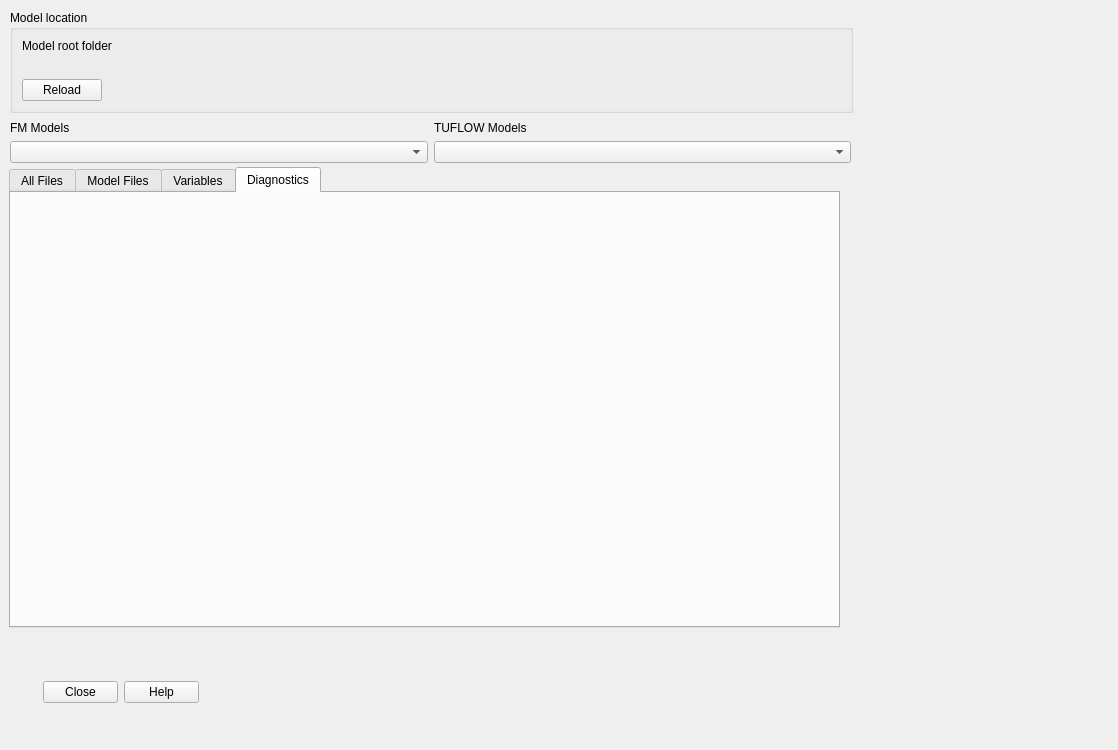
Old version of the form mod_check/forms/ui_modelvarsfiles_check_dialog.ui in the repository duncan-r/ModCheck.
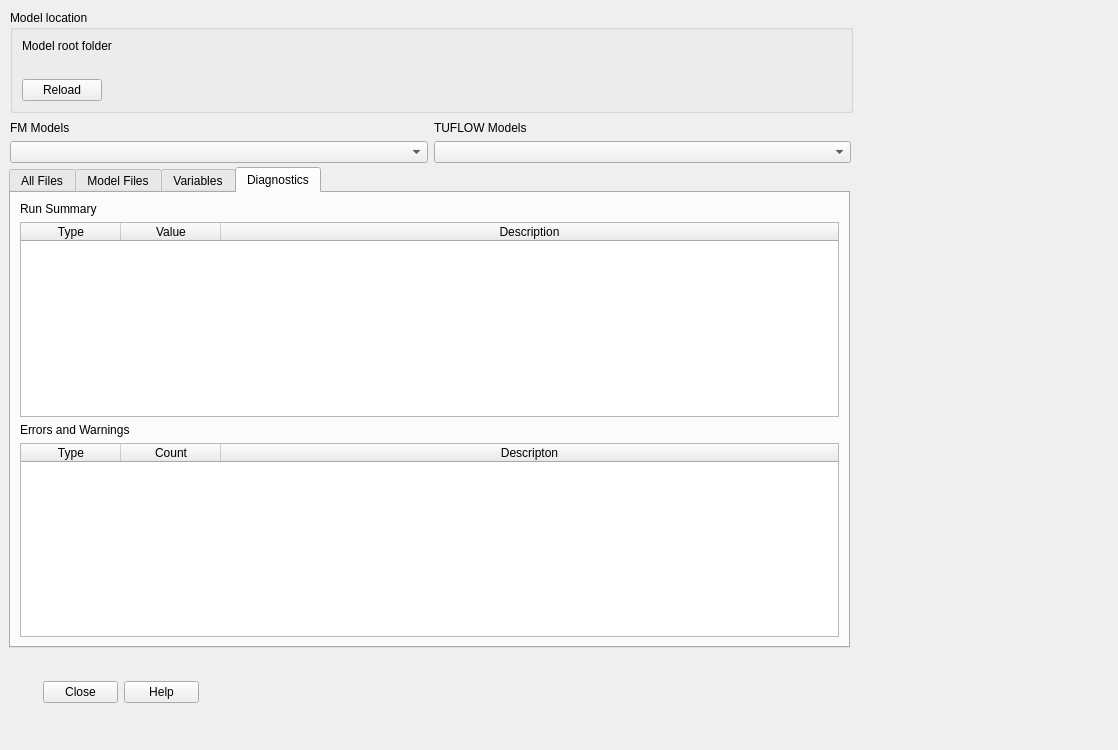
New version of the form. The open tabs and pages were chosen to show the change. Custom widgets are drawn as their Qt base class.

Commit message:
Update to UI for FM files, vars, diagnostics.
- Setup individual FM model overview UI.
- Setup the loading and validation of variables.
- Setup the reading of ZZD files.

What changed in the file:
```diff
--- a/mod_check/forms/ui_modelvarsfiles_check_dialog.ui
+++ b/mod_check/forms/ui_modelvarsfiles_check_dialog.ui
@@ -24,8 +24,8 @@
     <rect>
      <x>9</x>
      <y>167</y>
-     <width>831</width>
-     <height>461</height>
+     <width>841</width>
+     <height>481</height>
     </rect>
    </property>
    <property name="currentIndex">
@@ -341,6 +341,66 @@
     <attribute name="title">
      <string>Diagnostics</string>
     </attribute>
+    <layout class="QVBoxLayout" name="verticalLayout_6">
+     <item>
+      <widget class="QLabel" name="label_6">
+       <property name="text">
+        <string>Run Summary</string>
+       </property>
+      </widget>
+     </item>
+     <item>
+      <widget class="QTableWidget" name="diagnosticDetailsTable">
+       <attribute name="horizontalHeaderStretchLastSection">
+        <bool>true</bool>
+       </attribute>
+       <column>
+        <property name="text">
+         <string>Type</string>
+        </property>
+       </column>
+       <column>
+        <property name="text">
+         <string>Value</string>
+        </property>
+       </column>
+       <column>
+        <property name="text">
+         <string>Description</string>
+        </property>
+       </column>
+      </widget>
+     </item>
+     <item>
+      <widget class="QLabel" name="label_7">
+       <property name="text">
+        <string>Errors and Warnings</string>
+       </property>
+      </widget>
+     </item>
+     <item>
+      <widget class="QTableWidget" name="diagnosticWarningTable">
+       <attribute name="horizontalHeaderStretchLastSection">
+        <bool>true</bool>
+       </attribute>
+       <column>
+        <property name="text">
+         <string>Type</string>
+        </property>
+       </column>
+       <column>
+        <property name="text">
+         <string>Count</string>
+        </property>
+       </column>
+       <column>
+        <property name="text">
+         <string>Descripton</string>
+        </property>
+       </column>
+      </widget>
+     </item>
+    </layout>
    </widget>
   </widget>
   <widget class="QGroupBox" name="modelFolderGroupbox">
```
Left out of the diff: 64 changed lines with no effect on the pictures. The commit also changes 3 other files.
